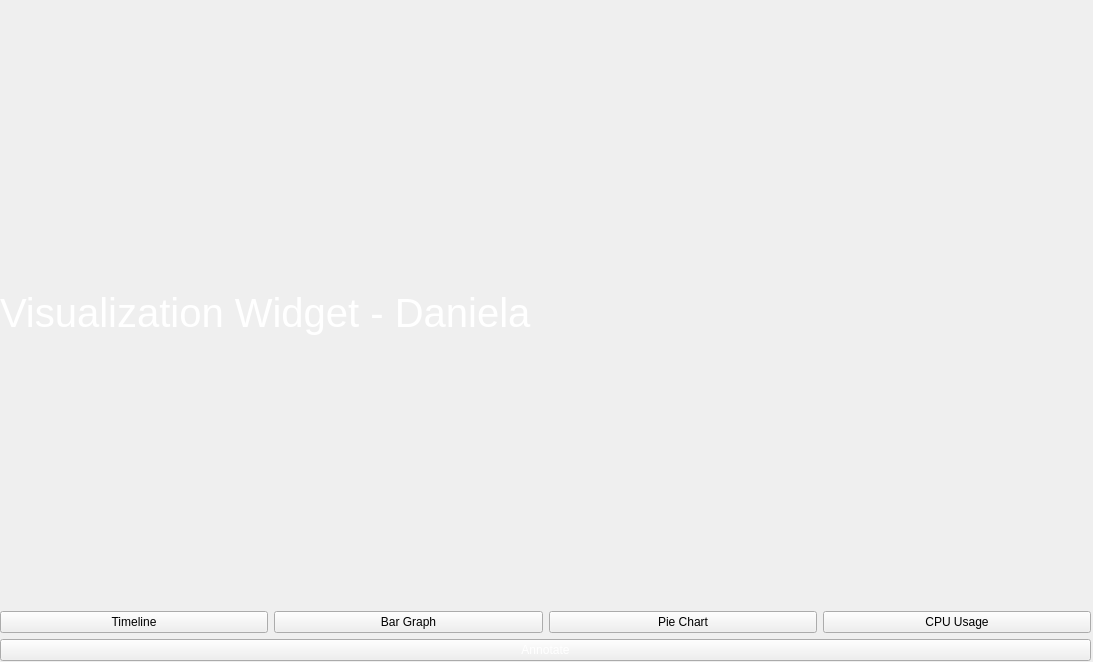
The window that src/views/VisualizationWidget.ui (komodo6/AVERT) describes before a commit, drawn with Qt 5.
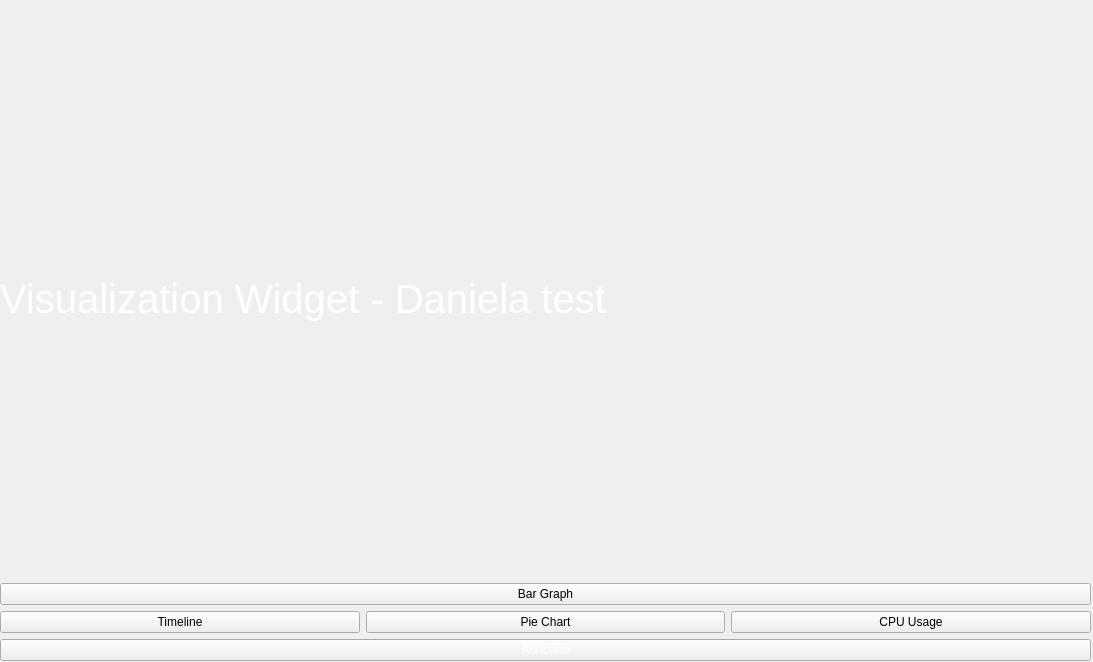
The same window after the commit.

Commit message: Added Floating tab window

Patch:
```diff
--- a/src/views/VisualizationWidget.ui
+++ b/src/views/VisualizationWidget.ui
@@ -23,7 +23,7 @@
     </rect>
    </property>
    <layout class="QGridLayout" name="gridLayout_2">
-    <item row="2" column="1">
+    <item row="4" column="1">
      <widget class="QPushButton" name="pushButton">
       <property name="styleSheet">
        <string notr="true">color: white;l</string>
@@ -44,11 +44,11 @@
        <string notr="true">color: white;</string>
       </property>
       <property name="text">
-       <string>Visualization Widget - Daniela</string>
+       <string>Visualization Widget - Daniela test</string>
       </property>
      </widget>
     </item>
-    <item row="1" column="1">
+    <item row="2" column="1">
      <layout class="QHBoxLayout" name="horizontalLayout">
       <item>
        <widget class="QPushButton" name="Timeline">
@@ -57,13 +57,6 @@
         </property>
        </widget>
       </item>
-      <item>
-       <widget class="QPushButton" name="Bar_Graph">
-        <property name="text">
-         <string>Bar Graph</string>
-        </property>
-       </widget>
-      </item>
       <item>
        <widget class="QPushButton" name="Pie_Chart">
         <property name="text">
@@ -80,6 +73,13 @@
       </item>
      </layout>
     </item>
+    <item row="1" column="1">
+     <widget class="QPushButton" name="Bar_Graph">
+      <property name="text">
+       <string>Bar Graph</string>
+      </property>
+     </widget>
+    </item>
    </layout>
   </widget>
  </widget>
```
